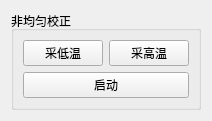
The window that child_window/image_procss_window.ui (3137959601/usb_udp_video_transmission2) describes before a commit, drawn with Qt 5.
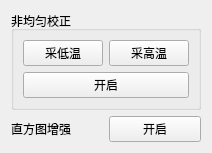
The same window after the commit.

Commit message: Debug0.7：添加非均匀校正和直方图增强，添加SPI指令，修改坐标显示

Patch:
```diff
--- a/child_window/image_procss_window.ui
+++ b/child_window/image_procss_window.ui
@@ -6,13 +6,15 @@
    <rect>
     <x>0</x>
     <y>0</y>
-    <width>194</width>
-    <height>107</height>
+    <width>196</width>
+    <height>141</height>
    </rect>
   </property>
   <property name="windowTitle">
    <string>Form</string>
   </property>
+  <layout class="QGridLayout" name="gridLayout_3">
+   <item row="0" column="0">
   <layout class="QGridLayout" name="gridLayout_2">
    <item row="0" column="0">
     <widget class="QGroupBox" name="groupBox">
@@ -37,12 +39,38 @@
       <item row="1" column="0" colspan="2">
        <widget class="QPushButton" name="nonunicorrect_pB">
         <property name="text">
-         <string>启动</string>
-        </property>
+           <string>开启</string>
+          </property>
+          <property name="checkable">
+           <bool>true</bool>
+          </property>
        </widget>
       </item>
      </layout>
     </widget>
+     </item>
+     <item row="1" column="0">
+      <layout class="QHBoxLayout" name="horizontalLayout_4">
+       <item>
+        <widget class="QLabel" name="label_4">
+         <property name="text">
+          <string>直方图增强</string>
+         </property>
+        </widget>
+       </item>
+       <item>
+        <widget class="QPushButton" name="histEqual_pB">
+         <property name="text">
+          <string>开启</string>
+         </property>
+         <property name="checkable">
+          <bool>true</bool>
+         </property>
+        </widget>
+       </item>
+      </layout>
+     </item>
+    </layout>
    </item>
   </layout>
  </widget>
```
Left out of the diff: 6 changed lines with no effect on the pictures. Lines whose indentation alone changed are shown as unchanged. The commit also changes 22 other files.
